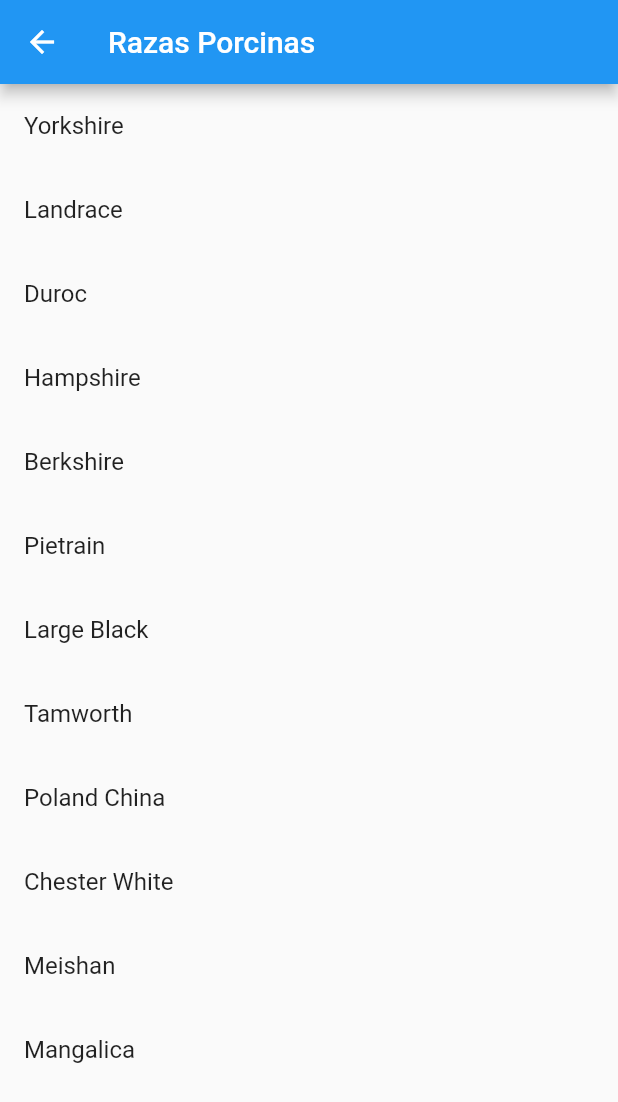
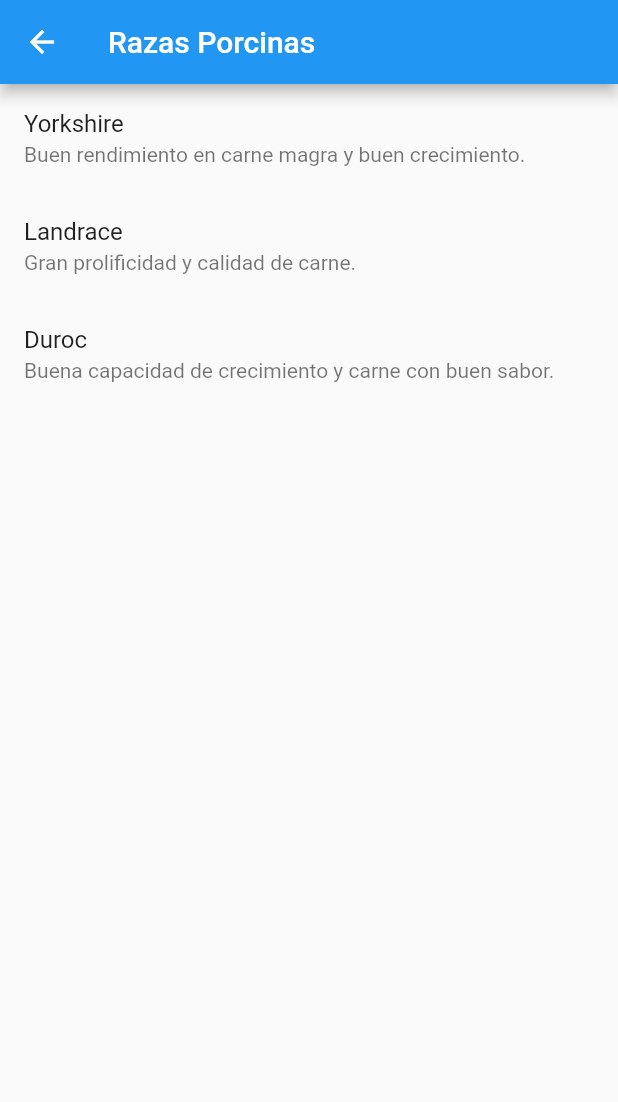
Before and after one commit to JordySa/proyecto_app_granja_porcina, a Flutter app: the RazaController screen opened by its route, on a phone screen of 412 x 824 dp. Shown: the top 1102 px of the screen. Run offline on Flutter 3.47's test engine with Material 2 defaults, Android fonts, the phone set to English and light mode, and no system bars; network calls fail.

Commit message:
Razas de cerdos

```diff
--- a/lib/views/razas.dart
+++ b/lib/views/razas.dart
@@ -8,19 +8,20 @@ class RazaController extends StatefulWidget {
 }
 
 class _RazaControllerState extends State<RazaController> {
-  final List<String> razasPorcinas = [
-    'Yorkshire',
-    'Landrace',
-    'Duroc',
-    'Hampshire',
-    'Berkshire',
-    'Pietrain',
-    'Large Black',
-    'Tamworth',
-    'Poland China',
-    'Chester White',
-    'Meishan',
-    'Mangalica',
+  final List<RazaPorcina> razasPorcinas = [
+    RazaPorcina(
+      nombre: 'Yorkshire',
+      caracteristicas: 'Buen rendimiento en carne magra y buen crecimiento.',
+    ),
+    RazaPorcina(
+      nombre: 'Landrace',
+      caracteristicas: 'Gran prolificidad y calidad de carne.',
+    ),
+    RazaPorcina(
+      nombre: 'Duroc',
+      caracteristicas: 'Buena capacidad de crecimiento y carne con buen sabor.',
+    ),
+    // Agrega más razas porcinas aquí
   ];
   @override
   Widget build(BuildContext context) {
@@ -33,10 +34,21 @@ class _RazaControllerState extends State<RazaController> {
         itemBuilder: (context, index) {
           final raza = razasPorcinas[index];
           return ListTile(
-            title: Text(raza),
+            title: Text(raza.nombre),
+            subtitle: Text(raza.caracteristicas),
           );
         },
       ),
     );
   }
 }
+
+class RazaPorcina {
+  final String nombre;
+  final String caracteristicas;
+
+  RazaPorcina({
+    required this.nombre,
+    required this.caracteristicas,
+  });
+}
```
